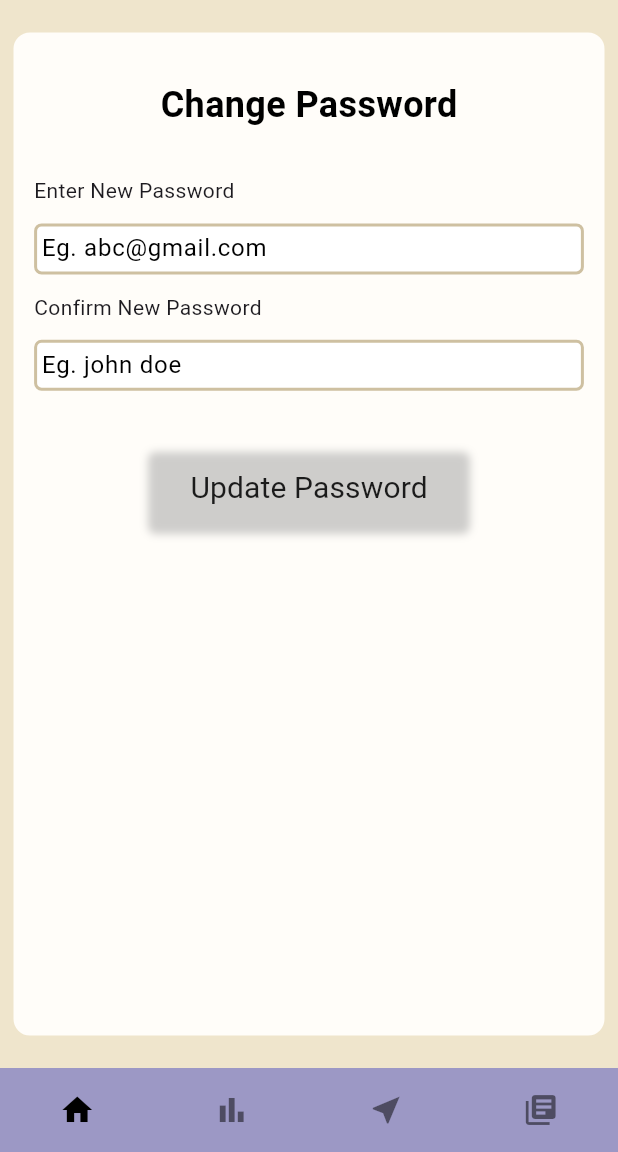
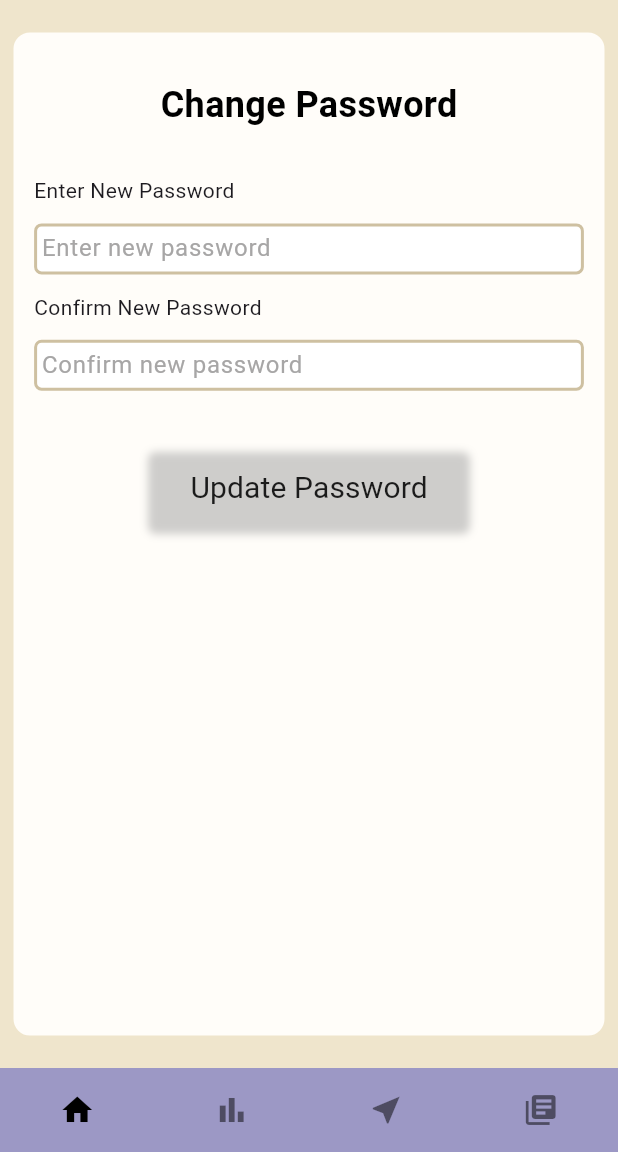
Before and after one commit to Virtuous-Dev-Team/virtuous, a Flutter app: the ChangePasswordPage screen opened by its route, on a phone screen of 412 x 824 dp, the part 84-1236 px from its top. Run offline on Flutter 3.47's test engine with Material 3 defaults, Android fonts, the phone set to English and light mode, and no system bars; our stand-ins replace auto_size_text, cloud_firestore, firebase_auth, firebase_core, flutter_calendar_carousel, flutter_local_notifications and 13 more; missing offline and left inert: colours, dart:ffi, flutter_facebook_auth, geoflutterfire2; accounts and stored records are empty; generated files the repository leaves out were written again; Roboto replaces fonts that are missing (Adamina, Tinos).

Commit message:
Cleaned up change passwod

```diff
--- a/lib/screens/settingsScreen/changepassword.dart
+++ b/lib/screens/settingsScreen/changepassword.dart
@@ -7,6 +7,7 @@ import 'package:google_fonts/google_fonts.dart';
 import 'package:virtuetracker/App_Configuration/appColors.dart';
 import 'package:virtuetracker/Models/UserInfoModel.dart';
 import 'package:virtuetracker/controllers/settingsController.dart';
+import 'package:virtuetracker/screens/settingsScreen/editprofile.dart';
 import 'package:virtuetracker/widgets/reauthenticateShowDialogWidget.dart';
 import 'package:virtuetracker/widgets/toastNotificationWidget.dart';
 
@@ -126,20 +127,23 @@ class _ChangePasswordPageState extends State<ChangePasswordPage> {
                             color: Colors.white,
                             borderRadius: BorderRadius.circular(5.0),
                           ),
-                          child: TextField(
+                          child: TextFormField(
                             controller: newPassword,
+                            obscureText: true,
                             onChanged: (newValue) {
                               setState(() {});
                             },
                             decoration: InputDecoration(
                               contentPadding: EdgeInsets.zero,
                               isDense: true,
-                              hintText: 'Eg. abc@gmail.com',
+                              hintText: 'Enter new password',
                               hintStyle: GoogleFonts.tinos(
-                                  textStyle: TextStyle(color: Colors.black)),
+                                  textStyle: TextStyle(color: Color.fromARGB(255, 167, 166, 166))),
                               border:
                                   InputBorder.none, // Hide the default border
                             ),
+                            validator: validatePassword,
+                            autovalidateMode: AutovalidateMode.onUserInteraction,
                           ),
                         ),
                         SizedBox(
@@ -165,20 +169,23 @@ class _ChangePasswordPageState extends State<ChangePasswordPage> {
                             color: Colors.white,
                             borderRadius: BorderRadius.circular(5.0),
                           ),
-                          child: TextField(
+                          child: TextFormField(
                             controller: confirmPassword,
+                            obscureText: true,
                             onChanged: (newValue) {
                               setState(() {});
                             },
                             decoration: InputDecoration(
                               contentPadding: EdgeInsets.zero,
                               isDense: true,
-                              hintText: 'Eg. john doe',
+                              hintText: 'Confirm new password',
                               hintStyle: GoogleFonts.tinos(
-                                  textStyle: TextStyle(color: Colors.black)),
+                                  textStyle: TextStyle(color: Color.fromARGB(255, 167, 166, 166))),
                               border:
                                   InputBorder.none, // Hide the default border
                             ),
+                            validator: validatePassword,
+                            autovalidateMode: AutovalidateMode.onUserInteraction,
                           ),
                         ),
                       ],
```
